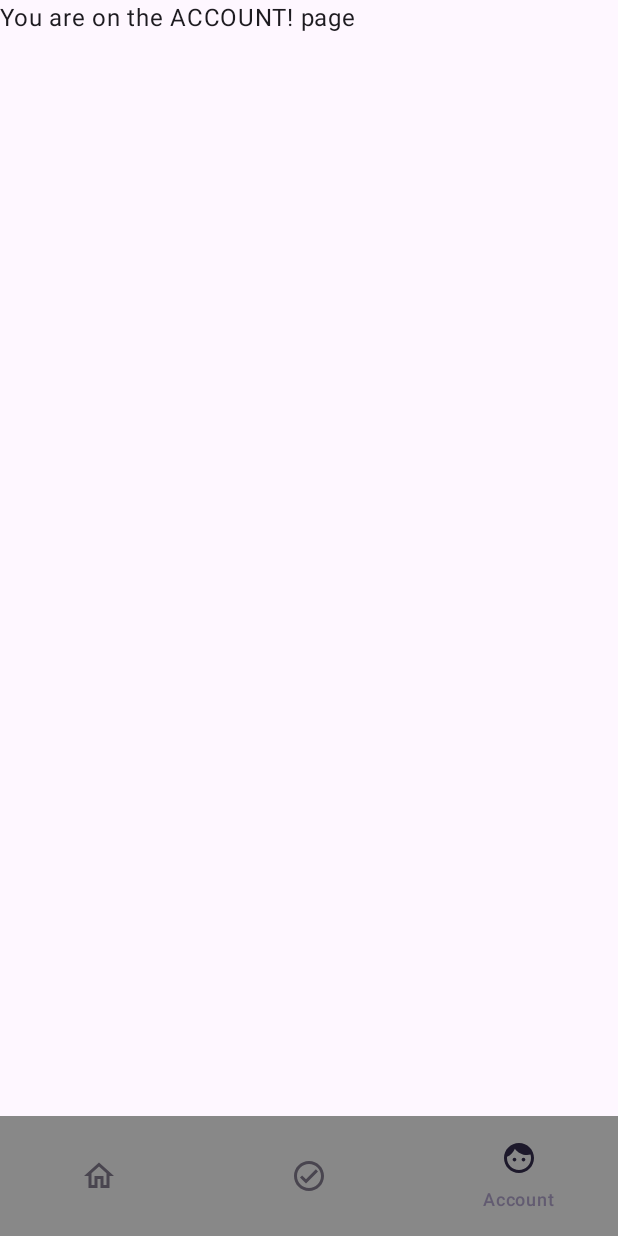
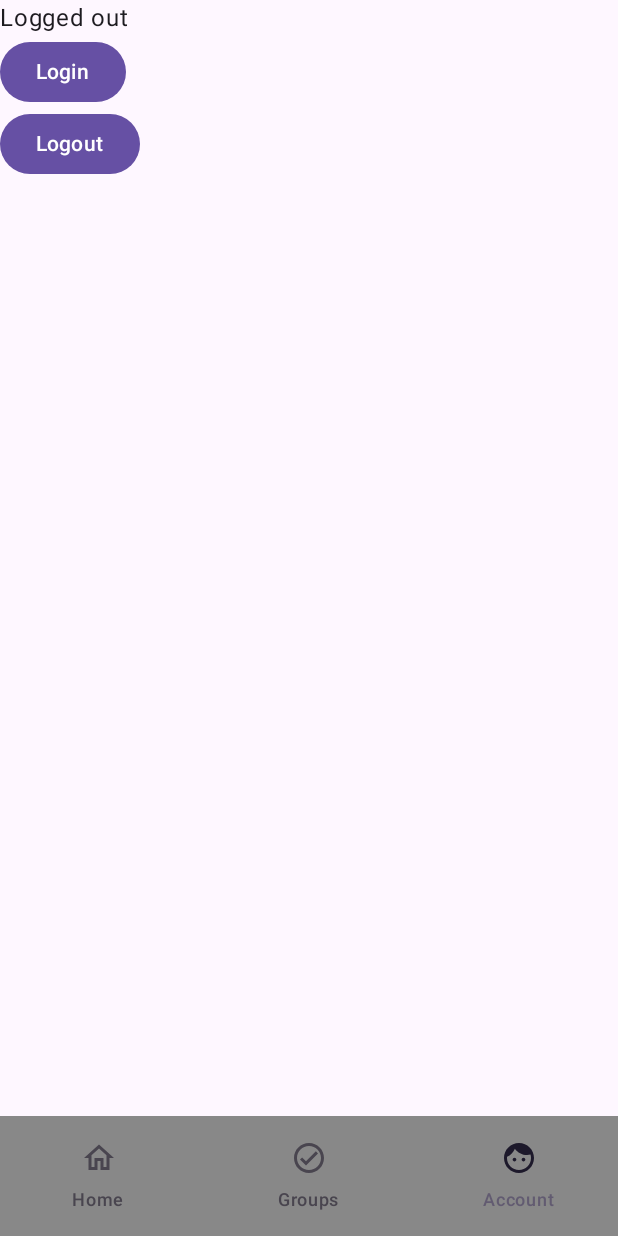
Before and after one commit to frmad/XPence-kotlin, an Android app built with Jetpack Compose: the screen it shows after launch (AppActivity), item 3 of the bottom bar chosen, on a phone screen of 412 x 824 dp. Run offline under Robolectric (Android 15) with nearby library versions, the phone set to English and light mode, and no system bars; libraries missing offline, so code that uses them is left out: com.russhwolf.settings; 1 statement that could not run was skipped.

Commit message:
Add login

```diff
--- a/app/src/androidMain/AndroidManifest.xml
+++ b/app/src/androidMain/AndroidManifest.xml
@@ -1,6 +1,6 @@
 <?xml version="1.0" encoding="utf-8"?>
 <manifest xmlns:android="http://schemas.android.com/apk/res/android">
-
+    <uses-permission android:name="android.permission.INTERNET"/>
     <application
             android:name=".AndroidApp"
             android:icon="@android:drawable/ic_menu_compass"
@@ -13,8 +13,8 @@
                 android:windowSoftInputMode="adjustPan"
                 android:exported="true">
             <intent-filter>
-                <action android:name="android.intent.action.MAIN" />
-                <category android:name="android.intent.category.LAUNCHER" />
+                <action android:name="android.intent.action.MAIN"/>
+                <category android:name="android.intent.category.LAUNCHER"/>
             </intent-filter>
         </activity>
     </application>
--- /dev/null
+++ b/app/src/androidMain/kotlin/sdu/mobile/xpence/Platform.android.kt
@@ -0,0 +1,6 @@
+package sdu.mobile.xpence
+
+import io.ktor.client.*
+import io.ktor.client.engine.okhttp.*
+
+actual fun httpClient(config: HttpClientConfig<*>.() -> Unit) = HttpClient(OkHttp, config)
--- a/app/src/commonMain/kotlin/sdu/mobile/xpence/Account.kt
+++ /dev/null
@@ -1,8 +0,0 @@
-package sdu.mobile.xpence
-
-import androidx.compose.runtime.Composable
-
-@Composable
-fun Account(){
-    Greeting("ACCOUNT")
-}
--- a/app/src/commonMain/kotlin/sdu/mobile/xpence/App.kt
+++ b/app/src/commonMain/kotlin/sdu/mobile/xpence/App.kt
@@ -1,43 +1,51 @@
 package sdu.mobile.xpence
 
-import androidx.compose.foundation.text.KeyboardOptions
-import androidx.compose.material.icons.filled.Close
-import androidx.compose.material.icons.filled.DarkMode
-import androidx.compose.material.icons.filled.Edit
-import androidx.compose.material.icons.filled.LightMode
-import androidx.compose.material.icons.filled.Home
-import androidx.compose.ui.text.input.KeyboardType
-import androidx.compose.ui.text.input.PasswordVisualTransformation
-import androidx.compose.ui.text.input.VisualTransformation
-import androidx.compose.ui.unit.dp
+import androidx.compose.material3.MaterialTheme
+import androidx.compose.material3.Scaffold
+import androidx.compose.runtime.*
+import androidx.compose.ui.graphics.Color
+import kotlinx.coroutines.launch
+import sdu.mobile.xpence.ui.screens.Account
+import sdu.mobile.xpence.ui.screens.Groups
+import sdu.mobile.xpence.ui.screens.Home
 import sdu.mobile.xpence.ui.theme.XPenceTheme
-import androidx.compose.foundation.background
-import androidx.compose.foundation.layout.*
-import androidx.compose.material3.*
-import androidx.compose.runtime.*
-import androidx.compose.ui.Alignment
-import androidx.compose.ui.Modifier
-import androidx.compose.ui.graphics.Color
-import androidx.compose.ui.graphics.vector.ImageVector
-import androidx.compose.ui.text.style.TextAlign
-import androidx.compose.foundation.layout.windowInsetsPadding
+import sdu.mobile.xpence.ui.utils.AuthenticationProvider
+import sdu.mobile.xpence.ui.utils.getStoredAuthenticationData
+import sdu.mobile.xpence.ui.utils.login
+import sdu.mobile.xpence.ui.utils.logout
 
 @Composable
 internal fun App() = XPenceTheme {
-    Surface(modifier = Modifier.fillMaxSize().windowInsetsPadding(WindowInsets.safeDrawing), color = MaterialTheme.colorScheme.background) {
+    val scope = rememberCoroutineScope()
     var currentScreen by remember { mutableStateOf(Screen.Home) }
+    var authenticationData by remember { mutableStateOf(getStoredAuthenticationData()) }
+
+    Scaffold(
+        containerColor = MaterialTheme.colorScheme.background,
+        bottomBar = {
             NavBar(
                 onItemSelected = { screen ->
                     currentScreen = screen
                 },
-        modifier = Modifier,
                 Color.Gray // This is for the color of the nav bar
             )
-    //Note this will need all Screens in the Screen Enum or an else condition
+        },
+    ) {
+        AuthenticationProvider(authenticationData) {
             when (currentScreen) {
                 Screen.Home -> Home()
                 Screen.Groups -> Groups()
-        Screen.Account -> Account()
+                Screen.Account -> Account(
+                    onLogin = { username, password ->
+                        scope.launch {
+                            authenticationData = login(username, password)
+                        }
+                    },
+                    onLogout = {
+                        authenticationData = logout()
+                    }
+                )
             }
         }
     }
+}
--- a/app/src/commonMain/kotlin/sdu/mobile/xpence/Common.kt
+++ /dev/null
@@ -1,14 +0,0 @@
-package sdu.mobile.xpence
-
-import androidx.compose.material3.Text
-import androidx.compose.runtime.Composable
-import androidx.compose.ui.Modifier
-
-@Composable
-fun Greeting(name: String, modifier: Modifier = Modifier) {
-    Text(
-        text = "You are on the $name! page",
-        //  modifier = modifier.background(Color.Gray)
-    )
-
-}
--- a/app/src/commonMain/kotlin/sdu/mobile/xpence/NavigationBar.kt
+++ b/app/src/commonMain/kotlin/sdu/mobile/xpence/NavigationBar.kt
@@ -1,8 +1,5 @@
 package sdu.mobile.xpence
 
-import androidx.compose.foundation.background
-import androidx.compose.foundation.layout.Column
-import androidx.compose.foundation.layout.padding
 import androidx.compose.foundation.layout.size
 import androidx.compose.material.icons.Icons
 import androidx.compose.material.icons.filled.CheckCircle
@@ -62,17 +59,14 @@ data class NavItemData(
     val screen: Screen
 )
 
-
 @OptIn(ExperimentalMaterial3Api::class)
 @Composable
 fun NavBar(
     onItemSelected: (Screen) -> Unit,
-    modifier: Modifier = Modifier,
     containerColor: Color = Color.Yellow
 ) {
     var selectedItem by remember { mutableStateOf(0) }
-    Scaffold(
-        bottomBar = {
+
     NavigationBar(containerColor = containerColor) {
 
         navItems.forEachIndexed { index, navItemData ->
@@ -106,7 +100,7 @@ fun NavBar(
                     )
                     onItemSelected(navItemData.screen)
                 },
-                        alwaysShowLabel = false,
+                alwaysShowLabel = true,
                 colors = NavigationBarItemDefaults.colors(
                     indicatorColor = Color.Transparent
                 )
@@ -114,13 +108,5 @@ fun NavBar(
 
 
         }
-
     }
 }
-    ) { contentPadding ->
-        Column {
-
-            modifier.padding(contentPadding)
-        }
-    }
-}
--- /dev/null
+++ b/app/src/commonMain/kotlin/sdu/mobile/xpence/Platform.kt
@@ -0,0 +1,5 @@
+package sdu.mobile.xpence
+
+import io.ktor.client.*
+
+expect fun httpClient(config: HttpClientConfig<*>.() -> Unit = {}): HttpClient
--- a/app/src/commonMain/kotlin/sdu/mobile/xpence/Home.kt
+++ b/app/src/commonMain/kotlin/sdu/mobile/xpence/ui/components/Common.kt
@@ -1,10 +1,9 @@
-package sdu.mobile.xpence
+package sdu.mobile.xpence.ui.components
 
 import androidx.compose.material3.Text
 import androidx.compose.runtime.Composable
-import androidx.compose.ui.Modifier
 
 @Composable
-fun Home(){
-Greeting("HOME")
+fun Greeting(name: String) {
+    Text(text = name)
 }
--- /dev/null
+++ b/app/src/commonMain/kotlin/sdu/mobile/xpence/ui/screens/Account.kt
@@ -0,0 +1,31 @@
+package sdu.mobile.xpence.ui.screens
+
+import androidx.compose.foundation.layout.Column
+import androidx.compose.material3.Button
+import androidx.compose.material3.Text
+import androidx.compose.runtime.Composable
+import sdu.mobile.xpence.ui.components.Greeting
+import sdu.mobile.xpence.ui.utils.AuthenticationProvider
+
+@Composable
+fun Account(
+    onLogin: (String, String) -> Unit,
+    onLogout: () -> Unit
+) {
+    Column {
+        Greeting(if (AuthenticationProvider.isLoggedIn()) "Logged in" else "Logged out")
+        Button(
+            onClick = {
+                onLogin("admin", "admin")
+            }
+        ) {
+            Text(text = "Login")
+        }
+
+        Button(
+            onClick = onLogout
+        ) {
+            Text(text = "Logout")
+        }
+    }
+}
--- a/app/src/commonMain/kotlin/sdu/mobile/xpence/Groups.kt
+++ b/app/src/commonMain/kotlin/sdu/mobile/xpence/ui/screens/Groups.kt
@@ -1,6 +1,7 @@
-package sdu.mobile.xpence
+package sdu.mobile.xpence.ui.screens
 
 import androidx.compose.runtime.Composable
+import sdu.mobile.xpence.ui.components.Greeting
 
 @Composable
 fun Groups() {
--- /dev/null
+++ b/app/src/commonMain/kotlin/sdu/mobile/xpence/ui/screens/Home.kt
@@ -0,0 +1,29 @@
+package sdu.mobile.xpence.ui.screens
+
+import androidx.compose.foundation.layout.Column
+import androidx.compose.material3.Text
+import androidx.compose.runtime.Composable
+import androidx.compose.runtime.getValue
+import sdu.mobile.xpence.ui.utils.QueryState
+import sdu.mobile.xpence.ui.utils.getGroups
+import sdu.mobile.xpence.ui.utils.usingAPI
+
+@Composable
+fun Home() {
+    val result by usingAPI { client ->
+        getGroups(client)
+    }
+
+    when (val res = result) {
+        is QueryState.Success -> {
+            Column {
+                res.data.forEach { group ->
+                    Text(text = group.name)
+                }
+            }
+        }
+
+        is QueryState.Error -> Text(text = res.message)
+        is QueryState.Loading -> Text(text = "Loading")
+    }
+}
--- /dev/null
+++ b/app/src/commonMain/kotlin/sdu/mobile/xpence/ui/utils/Authentication.kt
@@ -0,0 +1,197 @@
+package sdu.mobile.xpence.ui.utils
+
+import androidx.compose.runtime.*
+import com.russhwolf.settings.Settings
+import com.russhwolf.settings.get
+import com.russhwolf.settings.set
+import io.ktor.client.*
+import io.ktor.client.call.*
+import io.ktor.client.plugins.*
+import io.ktor.client.plugins.auth.*
+import io.ktor.client.plugins.auth.providers.*
+import io.ktor.client.plugins.cache.*
+import io.ktor.client.plugins.contentnegotiation.*
+import io.ktor.client.request.*
+import io.ktor.client.request.forms.*
+import io.ktor.http.*
+import io.ktor.serialization.kotlinx.json.*
+import kotlinx.coroutines.CoroutineScope
+import kotlinx.coroutines.Dispatchers
+import kotlinx.coroutines.withContext
+import kotlinx.serialization.json.Json
+import sdu.mobile.xpence.httpClient
+
+/**
+ * Authentication data is persisted through the native storage of the platform, using a 3rd-party package
+ */
+private val settings = Settings()
+
+/**
+ * AuthenticationData is responsible for storing all session related data. If the session token is null,
+ * then that means the session is invalid and the authentication data should be regenerated with a
+ * new login request.
+ *
+ * TODO: Override the getter and parse the session token, and check if it has expired.
+ */
+data class AuthenticationData(
+    var sessionToken: String? = null
+) {
+    fun isLoggedIn(): Boolean {
+        return sessionToken != null
+    }
+}
+
+/**
+ * To read the authentication data from persisted storage, a helper function is used
+ */
+fun getStoredAuthenticationData() = AuthenticationData(
+    sessionToken = settings["sessionToken"]
+)
+
+/**
+ * To make authentication data available to subcomponents the CompositionLocal API is used
+ */
+private val LocalAuthenticationData = staticCompositionLocalOf { AuthenticationData() }
+
+/**
+ * A wrapper around the CompositionLocal is made, for easier ergonomic access
+ */
+val AuthenticationProvider: AuthenticationData
+    @Composable
+    @ReadOnlyComposable
+    get() = LocalAuthenticationData.current
+
+
+/**
+ * A wrapper around CompositionLocalProvider is made, which keeps authentication data
+ * synchronized with the persistence layer. This should wrap the UI at the top level.
+ */
+@Composable
+fun AuthenticationProvider(
+    authenticationData: AuthenticationData,
+    content: @Composable () -> Unit
+) {
+    LaunchedEffect(authenticationData) {
+        settings["sessionToken"] = authenticationData.sessionToken
+    }
+
+    CompositionLocalProvider(LocalAuthenticationData provides authenticationData) {
+        content()
+    }
+}
+
+/**
+ * This function is used to generate new authentication data,
+ * by requesting an access token using the provided credentials.
+ * @return If the login failed, the session token inside the returned object with be null.
+ */
+suspend fun login(username: String, password: String): AuthenticationData {
+    val localClient = httpClient {
+        install(ContentNegotiation) {
+            json()
+        }
+    }
+
+    val response = localClient.submitForm(url = "https://xpense-api.gredal.dev/token",
+        formParameters = parameters {
+            append("grant_type", "password")
+            append("username", username)
+            append("password", password)
+        }
+    )
+
+    val authenticationData = AuthenticationData()
+
+    if (response.status.isSuccess()) {
+        val tokens: TokenInfo = response.body()
+        authenticationData.sessionToken = tokens.accessToken
+    }
+
+    return authenticationData
+}
+
+/**
+ * This function should be called to perform logout
+ */
+fun logout(): AuthenticationData {
+    return AuthenticationData()
+}
+
+/**
+ * This function makes a new HttpClient from the provided authentication data.
+ *
+ * @return If the authenticationData session token is invalid, then null is returned.
+ */
+fun getHttpClient(authenticationData: AuthenticationData): HttpClient? {
+    val sessionToken = authenticationData.sessionToken ?: return null
+
+    return httpClient {
+        install(DefaultRequest) {
+            header(HttpHeaders.ContentType, ContentType.Application.Json)
+            accept(ContentType.Application.Json)
+        }
+
+        install(Auth) {
+            bearer {
+                loadTokens {
+                    BearerTokens(
+                        sessionToken,
+                        ""
+                    )
+                }
+            }
+        }
+
+        install(HttpCache)
+
+        install(ContentNegotiation) {
+            json(Json {
+                prettyPrint = true
+                isLenient = true
+                ignoreUnknownKeys = true
+            })
+        }
+    }
+}
+
+/**
+ * This is a high level wrapper for authenticated access to APIs, that also handles loading and error states
+ */
+@Composable
+fun <T> usingAPI(query: suspend CoroutineScope.(HttpClient) -> Result<T>): State<QueryState<T>> {
+    val authenticationData = AuthenticationProvider
+    return produceState<QueryState<T>>(initialValue = QueryState.Loading) {
+        value = withContext(Dispatchers.Default) {
+            val client = getHttpClient(authenticationData)
+            if (client == null) {
+                QueryState.Error("Not signed in")
+            } else {
+                try {
+                    when (val res = query(client)) {
+                        is Result.Error -> QueryState.Error(res.message)
+                        is Result.Success -> QueryState.Success(res.data)
+                    }
+                } catch (e: Exception) {
+                    QueryState.Error("Exception: " + e.message.toString())
+                }
+            }
+        }
+    }
+}
+
+/**
+ * This interface represents the loading, error and success states
+ */
+sealed interface QueryState<out T> {
+    object Loading : QueryState<Nothing>
+    data class Error(val message: String) : QueryState<Nothing>
+    data class Success<T>(val data: T) : QueryState<T>
+}
+
+/**
+ * This class has the basic API result types: Success and error
+ */
+sealed class Result<out R> {
+    data class Success<out T>(val data: T) : Result<T>()
+    data class Error(val message: String) : Result<Nothing>()
+}
```
Also changed, not shown: app/build.gradle.kts (+8 -0 lines), app/src/commonMain/kotlin/sdu/mobile/xpence/ui/utils/API.kt (added, +30 -0 lines), gradle/libs.versions.toml (+11 -0 lines), 1 other file. Lines whose indentation alone changed are shown as unchanged.
